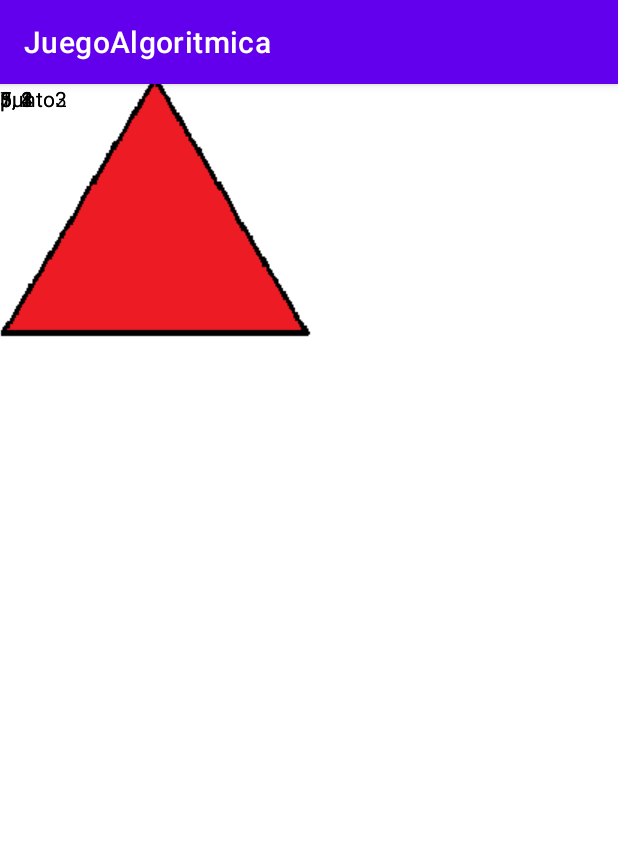
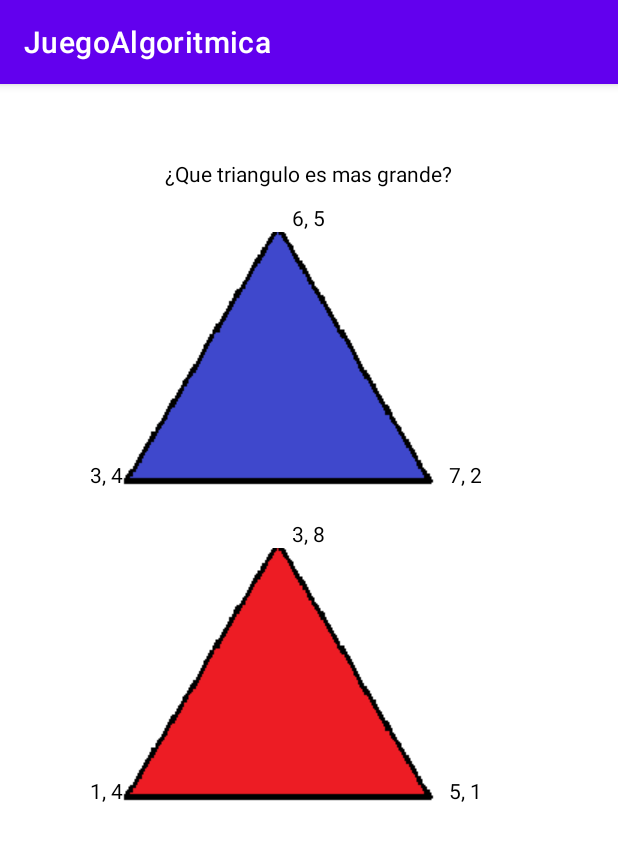
Before and after one commit to Nachin7u7/ProyectoAlgoritmica2, an Android app: the juegoGrafico1 screen opened directly, with no data from a screen before it, on a phone screen of 412 x 824 dp. Shown: the top 841 px of the screen. Run offline under Robolectric (Android 15) with nearby library versions, the phone set to English and light mode, and no system bars.

Commit message:
primer lvl de geometria arreglado

```diff
--- a/app/src/main/java/com/example/juegoalgoritmica/juegoGrafico1.java
+++ b/app/src/main/java/com/example/juegoalgoritmica/juegoGrafico1.java
@@ -34,8 +34,8 @@ public class juegoGrafico1 extends AppCompatActivity {
         ImageButton btn2 = (ImageButton) findViewById(R.id.imageButton2);
 
         TextView puntoA1 = (TextView) findViewById(R.id.puntoAzul1);
-        TextView puntoA2 = (TextView) findViewById(R.id.puntoAzul1);
-        TextView puntoA3 = (TextView) findViewById(R.id.puntoAzul1);
+        TextView puntoA2 = (TextView) findViewById(R.id.puntoAzul2);
+        TextView puntoA3 = (TextView) findViewById(R.id.puntoAzul3);
 
         TextView puntoR1 = (TextView) findViewById(R.id.puntoRojo1);
         TextView puntoR2 = (TextView) findViewById(R.id.puntoRojo2);
--- a/app/src/main/res/layout/activity_juego_grafico1.xml
+++ b/app/src/main/res/layout/activity_juego_grafico1.xml
@@ -1,8 +1,9 @@
 <?xml version="1.0" encoding="utf-8"?>
-<androidx.constraintlayout.widget.ConstraintLayout xmlns:android="http://schemas.android.com/apk/res/android"
+<LinearLayout xmlns:android="http://schemas.android.com/apk/res/android"
     xmlns:app="http://schemas.android.com/apk/res-auto"
     xmlns:tools="http://schemas.android.com/tools"
     android:layout_width="match_parent"
+    android:orientation="vertical"
     android:layout_height="match_parent"
     tools:context=".juegoGrafico1">
 
@@ -10,78 +11,94 @@
         android:layout_width="wrap_content"
         android:layout_height="wrap_content"
         android:text="¿Que triangulo es mas grande?"
-        tools:layout_editor_absoluteX="109dp"
-        tools:layout_editor_absoluteY="100dp" />
-
-    <ImageButton
-        android:id="@+id/imageButton"
-        android:layout_width="217dp"
-        android:layout_height="171dp"
-        android:scaleType="center"
-        app:srcCompat="@drawable/triangulo_azul"
-        tools:layout_editor_absoluteX="97dp"
-        tools:layout_editor_absoluteY="184dp" />
-
-    <ImageButton
-        android:id="@+id/imageButton2"
-        android:layout_width="217dp"
-        android:layout_height="171dp"
-        android:scaleType="center"
-        app:srcCompat="@drawable/triangulo_rojo"
-        tools:layout_editor_absoluteX="97dp"
-        tools:layout_editor_absoluteY="444dp" />
-
+        android:layout_gravity="center"
+        android:layout_marginTop="50dp"
+        android:textColor="@color/black"/>
     <TextView
         android:id="@+id/puntoAzul1"
         android:layout_width="wrap_content"
         android:layout_height="wrap_content"
         android:text="punto1"
         android:textColor="@color/black"
-        tools:layout_editor_absoluteX="176dp"
-        tools:layout_editor_absoluteY="155dp" />
+        android:layout_marginTop="10dp"
+        android:layout_gravity="center" />
+
+
+
+
+    <LinearLayout
+        android:layout_width="match_parent"
+        android:layout_height="wrap_content"
+        android:orientation="horizontal">
+        <TextView
+            android:id="@+id/puntoAzul2"
+            android:layout_width="wrap_content"
+            android:layout_height="wrap_content"
+            android:layout_marginLeft="60dp"
+            android:text="punto2"
+            android:layout_gravity="bottom"
+            android:textColor="@color/black" />
+        <ImageButton
+            android:id="@+id/imageButton"
+            android:layout_width="217dp"
+            android:layout_height="171dp"
+            android:layout_gravity="center"
+            app:srcCompat="@drawable/triangulo_azul" />
+        <TextView
+            android:id="@+id/puntoAzul3"
+            android:layout_gravity="bottom"
+            android:layout_width="wrap_content"
+            android:layout_height="wrap_content"
+            android:text="punto3"
+            android:textColor="@color/black" />
+    </LinearLayout>
 
     <TextView
         android:id="@+id/puntoRojo1"
+        android:layout_marginTop="20dp"
         android:layout_width="wrap_content"
         android:layout_height="wrap_content"
         android:text="punto1"
         android:textColor="@color/black"
-        tools:layout_editor_absoluteX="176dp"
-        tools:layout_editor_absoluteY="417dp" />
-
-    <TextView
-        android:id="@+id/puntoAzul2"
-        android:layout_width="wrap_content"
-        android:layout_height="wrap_content"
-        android:text="punto2"
-        android:textColor="@color/black"
-        tools:layout_editor_absoluteX="53dp"
-        tools:layout_editor_absoluteY="345dp" />
-
+        android:layout_gravity="center"/>
+<LinearLayout
+    android:layout_width="match_parent"
+    android:layout_height="wrap_content"
+    android:orientation="horizontal">
     <TextView
         android:id="@+id/puntoRojo2"
         android:layout_width="wrap_content"
         android:layout_height="wrap_content"
         android:text="punto2"
         android:textColor="@color/black"
-        tools:layout_editor_absoluteX="53dp"
-        tools:layout_editor_absoluteY="603dp" />
+        app:layout_constraintBottom_toBottomOf="parent"
+        app:layout_constraintTop_toBottomOf="@+id/imageButton2"
+        android:layout_gravity="bottom"
+        android:layout_marginLeft="60dp"
+        app:layout_constraintVertical_bias="0.072"
+        tools:layout_editor_absoluteX="53dp" />
+    <ImageButton
+        android:id="@+id/imageButton2"
+        android:layout_width="217dp"
+        android:layout_height="171dp"
+        android:scaleType="center"
+        android:layout_gravity="center"
+        app:layout_constraintEnd_toStartOf="@+id/puntoRojo3"
+        app:layout_constraintStart_toEndOf="@+id/puntoRojo2"
+        app:srcCompat="@drawable/triangulo_rojo" />
+
 
     <TextView
-        android:id="@+id/puntoAzul3"
+        android:id="@+id/puntoRojo3"
+        android:layout_gravity="bottom"
         android:layout_width="wrap_content"
         android:layout_height="wrap_content"
         android:text="punto3"
         android:textColor="@color/black"
-        tools:layout_editor_absoluteX="304dp"
-        tools:layout_editor_absoluteY="345dp" />
+        app:layout_constraintBottom_toBottomOf="parent"
+        app:layout_constraintTop_toBottomOf="@+id/imageButton2"
+        app:layout_constraintVertical_bias="0.072"
+        tools:layout_editor_absoluteX="302dp" />
+</LinearLayout>
 
-    <TextView
-        android:id="@+id/puntoRojo3"
-        android:layout_width="wrap_content"
-        android:layout_height="wrap_content"
-        android:text="punto3"
-        android:textColor="@color/black"
-        tools:layout_editor_absoluteX="304dp"
-        tools:layout_editor_absoluteY="603dp" />
-</androidx.constraintlayout.widget.ConstraintLayout>
+</LinearLayout>
```
